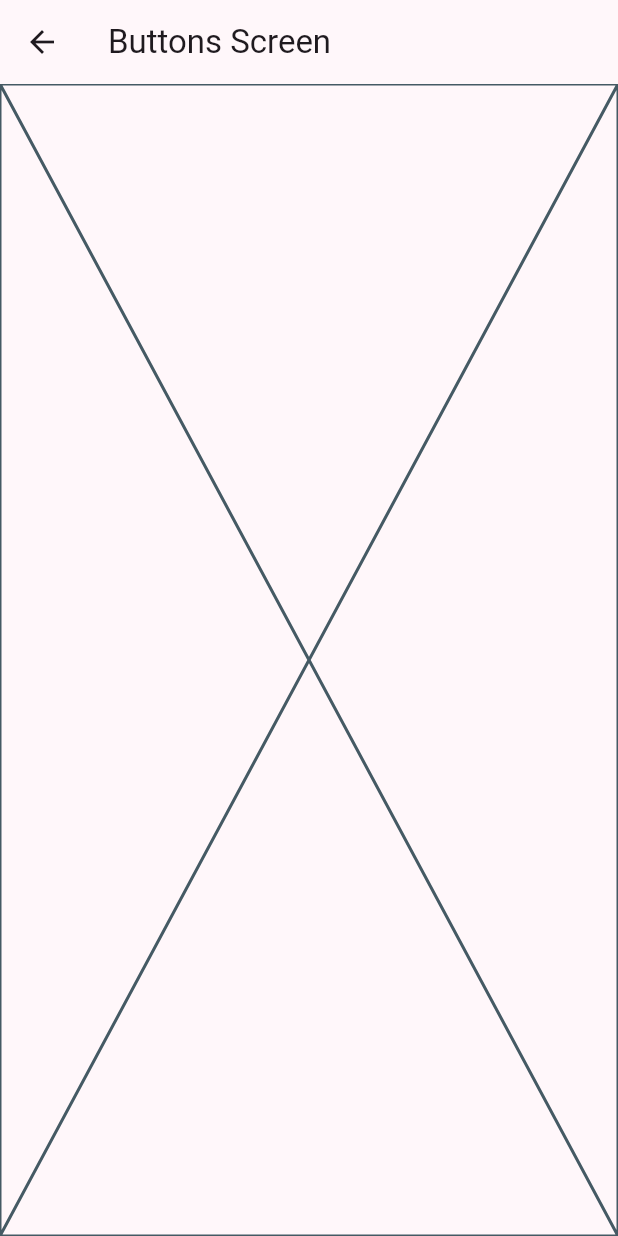
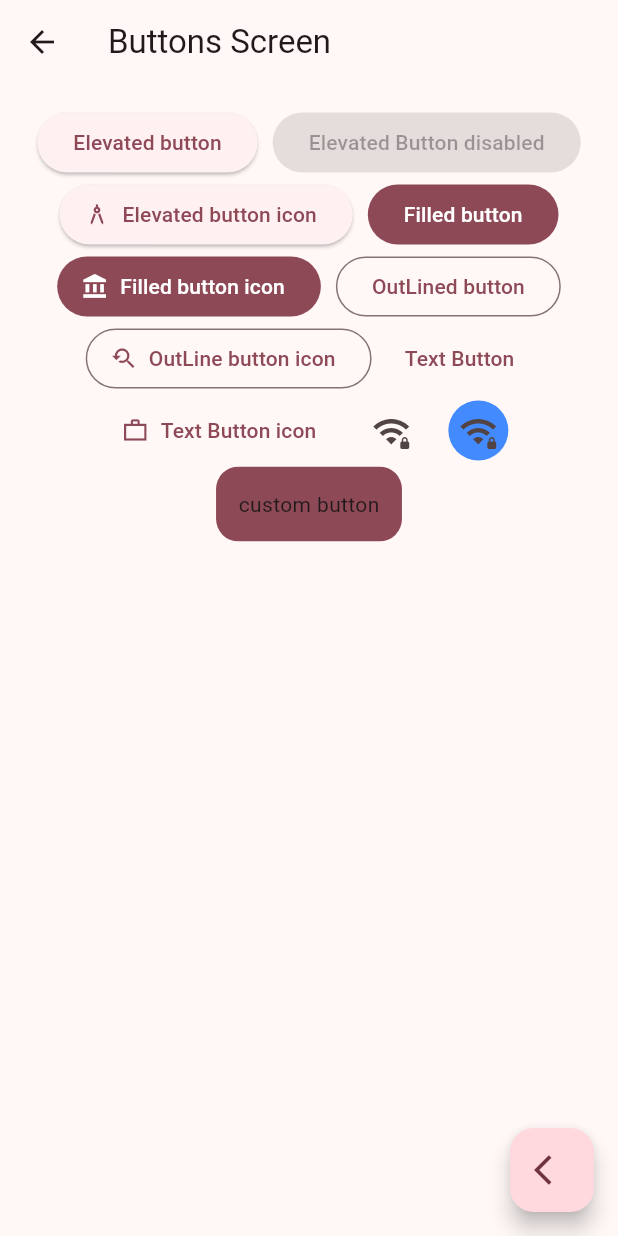
Before and after one commit to imdidier/widgets_app, a Flutter app: the screen it shows after launch, after a tap on "Botones", on a phone screen of 412 x 824 dp. Run offline on Flutter 3.47's test engine with Material 2 defaults, Android fonts, the phone set to English and light mode, and no system bars; our stand-ins replace go_router.

Commit message:
ButtonsScreen finish

```diff
--- a/lib/config/router/app_router.dart
+++ b/lib/config/router/app_router.dart
@@ -6,14 +6,17 @@ final appRouter = GoRouter(
   routes: [
     GoRoute(
       path: '/',
+      name: HomeScreen.name,
       builder: (context, state) => const HomeScreen(),
     ),
     GoRoute(
       path: '/buttons',
+      // name: ButtonsScreen.name,
       builder: (context, state) => const ButtonsScreen(),
     ),
     GoRoute(
       path: '/cards',
+      // name: CardsScreen.name,
       builder: (context, state) => const CardsScreen(),
     )
   ],
--- a/lib/main.dart
+++ b/lib/main.dart
@@ -1,6 +1,6 @@
 import 'package:flutter/material.dart';
-import 'package:widgets_app/ui/screens/exports_screens.dart';
 
+import 'config/router/app_router.dart';
 import 'config/theme/app_theme.dart';
 
 void main() {
@@ -12,14 +12,10 @@ class MainApp extends StatelessWidget {
 
   @override
   Widget build(BuildContext context) {
-    return MaterialApp(
+    return MaterialApp.router(
       debugShowCheckedModeBanner: false,
-      theme: AppTheme(selectedColor: 1).getTheme(),
-      home: const HomeScreen(),
-      routes: {
-        '/buttons': (context) => const ButtonsScreen(),
-        '/cards': (context) => const CardsScreen()
-      },
+      theme: AppTheme(selectedColor: 5).getTheme(),
+      routerConfig: appRouter,
     );
   }
 }
--- a/lib/ui/screens/buttons/buttons.dart
+++ b/lib/ui/screens/buttons/buttons.dart
@@ -1,7 +1,9 @@
 import 'package:flutter/material.dart';
+import 'package:go_router/go_router.dart';
 
 class ButtonsScreen extends StatelessWidget {
   const ButtonsScreen({super.key});
+  static const String name = 'buttons_screen';
 
   @override
   Widget build(BuildContext context) {
@@ -9,7 +11,104 @@ class ButtonsScreen extends StatelessWidget {
       appBar: AppBar(
         title: const Text('Buttons Screen'),
       ),
-      body: const Placeholder(),
+      body: const _ButtonsView(),
+      floatingActionButton: FloatingActionButton(
+        onPressed: () => context.pop(),
+        child: const Icon(Icons.arrow_back_ios),
+      ),
     );
   }
 }
+
+class _ButtonsView extends StatelessWidget {
+  const _ButtonsView();
+  @override
+  Widget build(BuildContext context) {
+    return SizedBox(
+      width: double.infinity,
+      child: Padding(
+        padding: const EdgeInsets.symmetric(horizontal: 15).copyWith(top: 15),
+        child: Wrap(
+          spacing: 10,
+          alignment: WrapAlignment.center,
+          children: [
+            ElevatedButton(
+              onPressed: () {},
+              child: const Text('Elevated button'),
+            ),
+            const ElevatedButton(
+              onPressed: null,
+              child: Text('Elevated Button disabled'),
+            ),
+            ElevatedButton.icon(
+              onPressed: () {},
+              label: const Text('Elevated button icon'),
+              icon: const Icon(Icons.architecture),
+            ),
+            FilledButton(
+              onPressed: () {},
+              child: const Text('Filled button'),
+            ),
+            FilledButton.icon(
+              onPressed: () {},
+              icon: const Icon(Icons.account_balance),
+              label: const Text('Filled button icon'),
+            ),
+            OutlinedButton(
+              onPressed: () {},
+              child: const Text('OutLined button'),
+            ),
+            OutlinedButton.icon(
+              onPressed: () {},
+              label: const Text('OutLine button icon'),
+              icon: const Icon(Icons.youtube_searched_for_sharp),
+            ),
+            TextButton(
+              onPressed: () {},
+              child: const Text('Text Button'),
+            ),
+            TextButton.icon(
+              onPressed: () {},
+              icon: const Icon(Icons.work_outline_sharp),
+              label: const Text('Text Button icon'),
+            ),
+            IconButton(
+              onPressed: () {},
+              icon: const Icon(Icons.wifi_password_outlined),
+            ),
+            IconButton(
+              onPressed: () {},
+              icon: const Icon(Icons.wifi_password_outlined),
+              style: const ButtonStyle(
+                backgroundColor: MaterialStatePropertyAll(Colors.blueAccent),
+              ),
+            ),
+            const CustomButton(),
+          ],
+        ),
+      ),
+    );
+  }
+}
+
+class CustomButton extends StatelessWidget {
+  const CustomButton({super.key});
+
+  @override
+  Widget build(BuildContext context) {
+    final colors = Theme.of(context).colorScheme;
+    return ClipRRect(
+      borderRadius: BorderRadius.circular(15),
+      child: Material(
+        color: colors.primary,
+        child: InkWell(
+          onTap: () {},
+          child: const Padding(
+            padding: EdgeInsets.all(15),
+            child: Text('custom button'),
+          ),
+        ),
+      ),
+    );
+  }
+}
--- a/lib/ui/screens/cards/cards.dart
+++ b/lib/ui/screens/cards/cards.dart
@@ -2,6 +2,7 @@ import 'package:flutter/material.dart';
 
 class CardsScreen extends StatelessWidget {
   const CardsScreen({super.key});
+  static const String name = 'cards_screen';
 
   @override
   Widget build(BuildContext context) {
--- a/lib/ui/screens/home/home.dart
+++ b/lib/ui/screens/home/home.dart
@@ -1,10 +1,11 @@
 import 'package:flutter/material.dart';
+import 'package:go_router/go_router.dart';
 
 import '../../../config/menu/menu_item.dart';
 
 class HomeScreen extends StatelessWidget {
   const HomeScreen({super.key});
-
+  static const String name = 'home_screen';
   @override
   Widget build(BuildContext context) {
     return Scaffold(
@@ -54,10 +55,9 @@ class _CustomListTitle extends StatelessWidget {
         color: colors.primary,
       ),
       onTap: () {
-        Navigator.pushNamed(
-          context,
-          item.link,
-        );
+        // Navigator.pushNamed(context, item.link);
+        // context.pushNamed(ButtonsScreen.name);
+        context.push(item.link);
       },
     );
   }
--- a/pubspec.yaml
+++ b/pubspec.yaml
@@ -9,11 +9,12 @@ environment:
 dependencies:
   flutter:
     sdk: flutter
+  go_router: ^7.0.2
 
 dev_dependencies:
+  flutter_lints: ^2.0.0
   flutter_test:
     sdk: flutter
-  flutter_lints: ^2.0.0
 
 flutter:
   uses-material-design: true
```
Also changed, not shown: lib/ui/screens/screens.dart (renamed from lib/ui/screens/exports_screens.dart), pubspec.lock.
